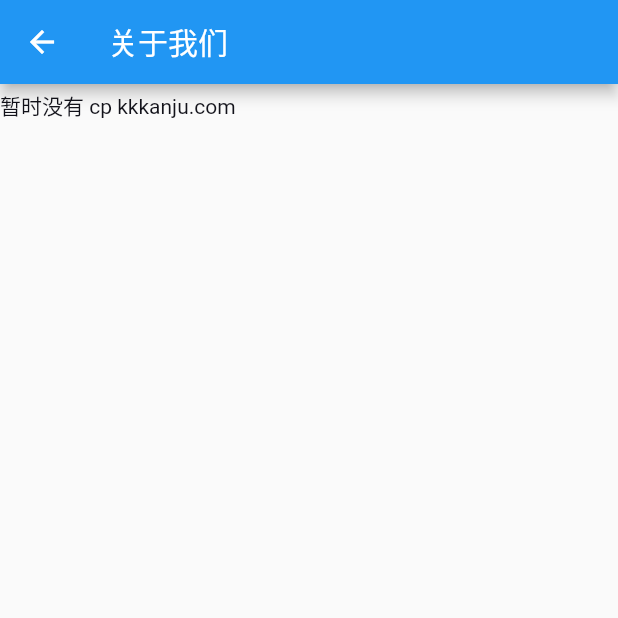
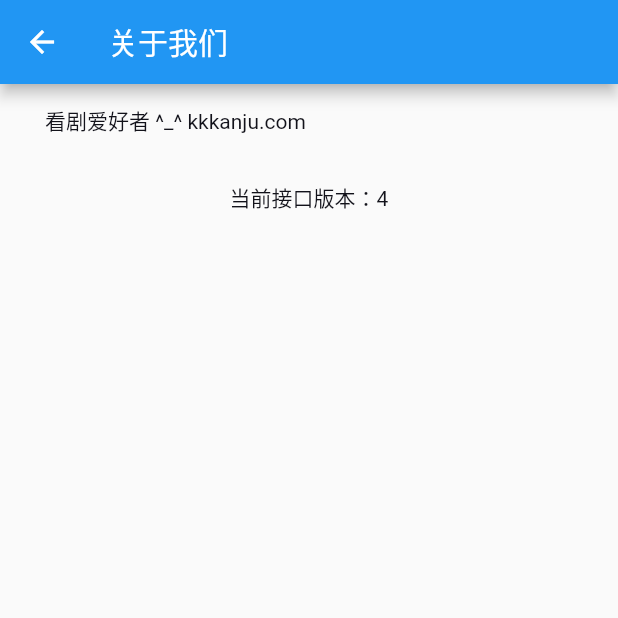
Before and after one commit to dengdan99/kkkanju_2, a Flutter app: the AboutPage screen opened directly, on a phone screen of 412 x 824 dp, the top half of it. Run offline on Flutter 3.47's test engine with Material 2 defaults, Android fonts, the phone set to English and light mode, and no system bars; drawn by our look-alikes of flutter_widget_from_html_core; our stand-ins replace bot_toast, chewie, connectivity, dio, firebase_analytics, firebase_core and 8 more; missing offline and left inert: auto_orientation, m3u8_downloader, screen; accounts and stored records are empty; network calls fail; Roboto replaces fonts that are missing (Hind); statements that could not run were skipped.

```diff
--- a/assets/data/source.json
+++ b/assets/data/source.json
@@ -4,5 +4,5 @@
   "httpApi": "http://www.kk2021.me/api.php",
   "httpsApi": "https://www.kk2021.me/api.php",
   "type": "美剧",
-  "version": 2
+  "version": 4
 }
--- a/lib/pages/about_page.dart
+++ b/lib/pages/about_page.dart
@@ -1,7 +1,10 @@
 import 'package:flutter/cupertino.dart';
 import 'package:flutter/material.dart';
 import 'package:flutter_widget_from_html_core/flutter_widget_from_html_core.dart';
+import 'package:kkkanju_2/common/constant.dart';
 import 'package:kkkanju_2/common/kk_colors.dart';
+import 'package:kkkanju_2/models/source_model.dart';
+import 'package:kkkanju_2/utils/sp_helper.dart';
 
 class AboutPage extends StatefulWidget {
 
@@ -11,9 +14,13 @@ class AboutPage extends StatefulWidget {
 
 class _AboutPageState extends State<AboutPage> {
   String aboutUsHtml;
+  SourceModel _currentSource;
 
   @override
   void initState() {
+    Map<String, dynamic> sourceJson = SpHelper.getObject(Constant.key_current_source);
+    print(sourceJson);
+    _currentSource = SourceModel.fromJson(sourceJson);
     // TODO: implement initState
     super.initState();
   }
@@ -25,8 +32,12 @@ class _AboutPageState extends State<AboutPage> {
         title: Text('关于我们'),
       ),
       body: Container(
+        child: Column(
+          children: [
+            Container(
+              padding: EdgeInsets.only(top: 10, left: 30, right: 30, bottom: 30),
               child: HtmlWidget(
-          aboutUsHtml ?? '暂时没有 cp kkkanju.com',
+                aboutUsHtml ?? '看剧爱好者 ^_^ kkkanju.com',
                 textStyle: TextStyle(
                   height: 1.8,
                   fontSize: 14,
@@ -34,6 +45,16 @@ class _AboutPageState extends State<AboutPage> {
                 ),
               ),
             ),
+            Text(
+              _currentSource != null ? ('当前接口版本：' + _currentSource.version.toString()) : '',
+              style: TextStyle(
+                color: KkColors.black,
+              ),
+            )
+          ],
+        ),
+
+      ),
     );
   }
 }
--- a/lib/pages/download_page.dart
+++ b/lib/pages/download_page.dart
@@ -1,6 +1,7 @@
 import 'package:bot_toast/bot_toast.dart';
 import 'package:fluro/fluro.dart';
 import 'package:flutter/material.dart';
+import 'package:kkkanju_2/common/kk_colors.dart';
 import 'package:provider/provider.dart';
 import 'package:kkkanju_2/models/download_model.dart';
 import 'package:kkkanju_2/provider/download_task.dart';
@@ -279,6 +280,7 @@ class _DownloadPageState extends State<DownloadPage> with SingleTickerProviderSt
                 CircularProgressIndicator(
                   value: currentTask != null && model.url == currentTask.url ? currentTask.progress : model.progress,
                   strokeWidth: 3,
+                  valueColor: AlwaysStoppedAnimation(KkColors.primaryRed),
                   backgroundColor: Color(0xfff0f0f0),
                 ),
                 Icon(model.status == DownloadStatus.RUNNING ? Icons.pause : Icons.file_download, size: 20, color: Colors.grey,),
--- a/lib/pages/splash_page.dart
+++ b/lib/pages/splash_page.dart
@@ -36,7 +36,7 @@ class _SplashPageState extends State<SplashPage> {
     String colorKey = SpHelper.getString(Constant.key_theme_color, defValue: Constant.default_theme_color);
     // 初始化主题颜色
     context.read<AppInfoProvider>().setTheme(colorKey);
-//    SpHelper.remove(Constant.key_current_source);
+    SpHelper.remove(Constant.key_current_source);
     Map<String, dynamic> source = SpHelper.getObject(Constant.key_current_source);
     if (source == null) {
       String sourceJson = await DefaultAssetBundle.of(context).loadString('assets/data/source.json');
--- a/lib/provider/download_task.dart
+++ b/lib/provider/download_task.dart
@@ -39,12 +39,12 @@ class DownloadTaskProvider with ChangeNotifier {
   static successCallback(dynamic args) {
     final SendPort send = IsolateNameServer.lookupPortByName('downloader_send_port');
     send.send({"status": 2, ...args});
-    BotToast.showText(text: '下载成功', align: Alignment.center);
+//    BotToast.showText(text: '下载成功', align: Alignment.center);
   }
   static errorCallback(dynamic args) {
     final SendPort send = IsolateNameServer.lookupPortByName('downloader_send_port');
     send.send({"status": 3, "url": args["url"]});
-    BotToast.showText(text: '下载失败', align: Alignment.center);
+//    BotToast.showText(text: '下载失败', align: Alignment.center);
   }
 
   ///
--- a/lib/widgets/video_controls.dart
+++ b/lib/widgets/video_controls.dart
@@ -173,7 +173,7 @@ class _VideoPlayerControlsState extends State<VideoControls> with SingleTickerPr
   }
 
   void _onLongPressStart(LongPressStartDetails details) {
-    double speed = 3.0;
+    double speed = 2.0;
     if (controller.value.isPlaying) {
       _manualForward = true;
       HapticFeedback.mediumImpact();
```
Also changed, not shown: lib/pages/home_page.dart (+8 -12 lines), lib/pages/my_page.dart (+49 -6 lines), lib/pages/video_detail_page.dart (+42 -1 lines), pubspec.lock, 4 other files. Lines whose indentation alone changed are shown as unchanged.
